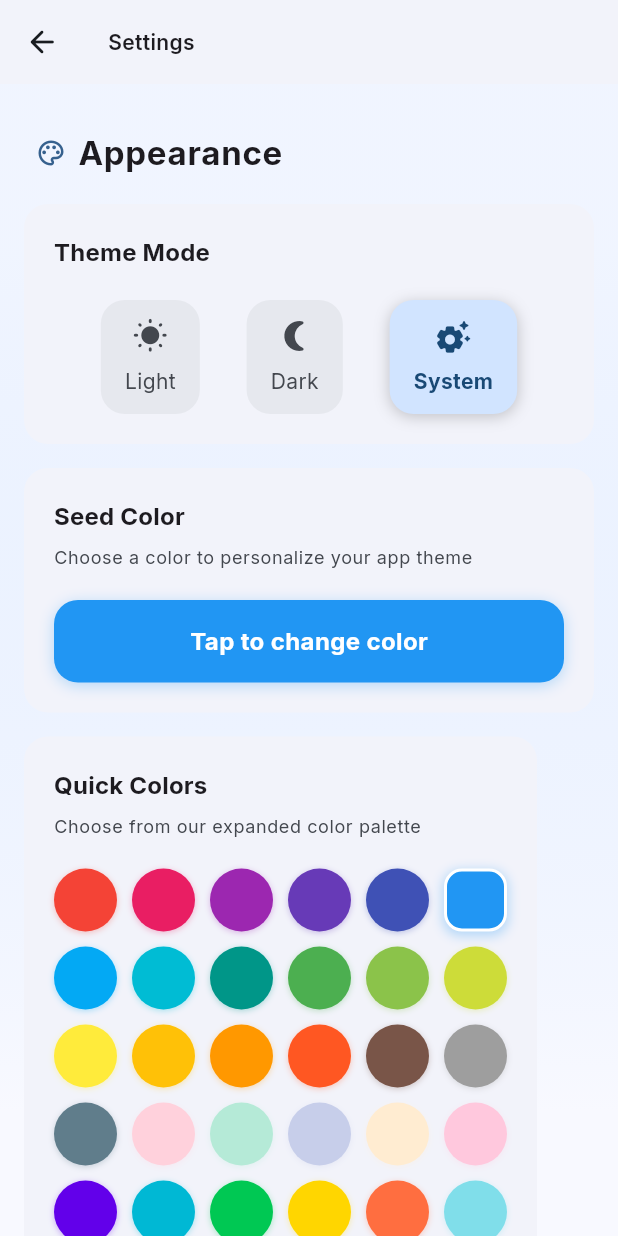
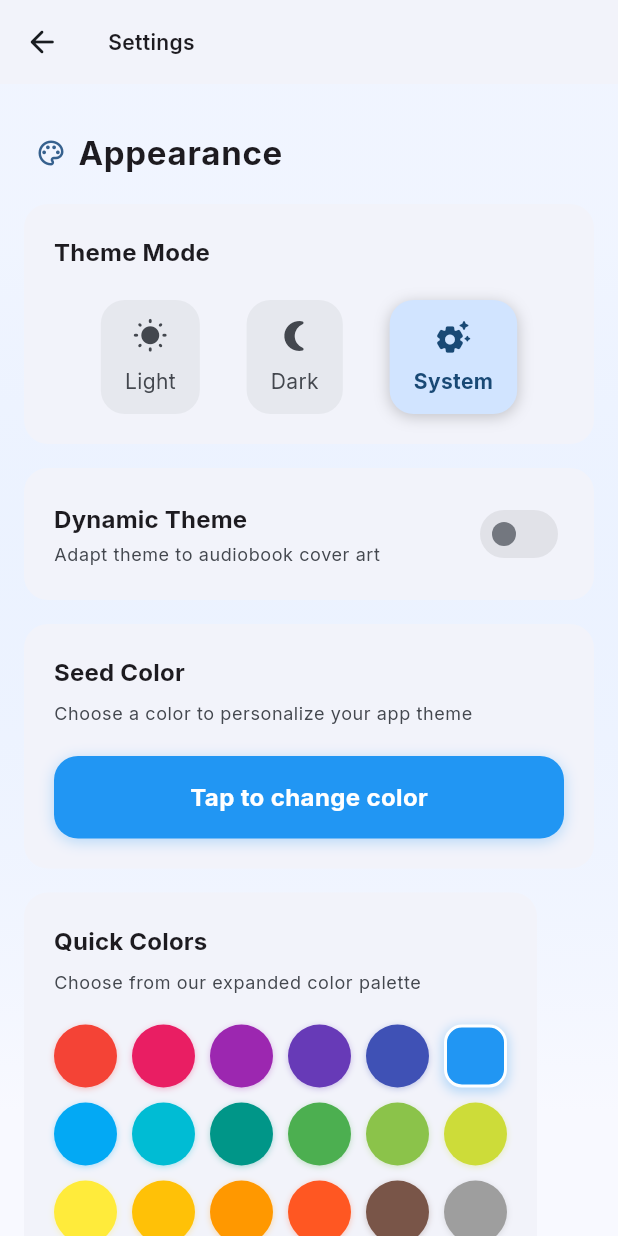
Before and after one commit to rajatmshukla/widdle_reader, a Flutter app: the SettingsScreen screen opened by its route, on a phone screen of 412 x 824 dp. Run offline on Flutter 3.47's test engine with Material 3 defaults, Android fonts, the phone set to English and light mode, and no system bars; our stand-ins replace audio_service, device_info_plus, file_picker, flutter_colorpicker, flutter_riverpod, flutter_secure_storage and 9 more; missing offline and left inert: audio_session, ffmpeg_kit_flutter_new_audio, flutter_media_metadata; accounts and stored records are empty; statements that could not run were skipped.

Commit message:
feat: introduce settings screen for theme and data management, and a simple player screen

```diff
--- a/lib/screens/settings_screen.dart
+++ b/lib/screens/settings_screen.dart
@@ -7,7 +7,9 @@ import '../widgets/app_logo.dart';
 import '../utils/responsive_utils.dart';
 import '../theme.dart';
 import 'dart:io';
+import 'dart:typed_data';
 import 'package:file_picker/file_picker.dart';
+import '../services/simple_audio_service.dart';
 
 import 'package:share_plus/share_plus.dart';
 import '../services/storage_service.dart';
@@ -182,6 +184,11 @@ class _SettingsScreenState extends ConsumerState<SettingsScreen> with SingleTick
             delay: 100,
           ),
           _buildAnimatedCard(
+            _buildDynamicThemeCard(themeProvider, colorScheme, textTheme),
+            delay: 125,
+          ),
+          if (!themeProvider.isDynamicThemeEnabled) ...[
+            _buildAnimatedCard(
               _buildSeedColorCard(themeProvider, colorScheme, textTheme),
               delay: 150,
             ),
@@ -190,6 +197,7 @@ class _SettingsScreenState extends ConsumerState<SettingsScreen> with SingleTick
                 _buildMaterialColorPalette(themeProvider, colorScheme, textTheme),
                 delay: 200,
               ),
+          ],
 
           // Data Management section moved up
           _buildSectionWithDelay(
@@ -253,6 +261,11 @@ class _SettingsScreenState extends ConsumerState<SettingsScreen> with SingleTick
                     delay: 100,
                   ),
                   _buildAnimatedCard(
+                    _buildDynamicThemeCard(themeProvider, colorScheme, textTheme),
+                    delay: 125,
+                  ),
+                  if (!themeProvider.isDynamicThemeEnabled) ...[
+                    _buildAnimatedCard(
                       _buildSeedColorCard(themeProvider, colorScheme, textTheme),
                       delay: 150,
                     ),
@@ -261,6 +274,7 @@ class _SettingsScreenState extends ConsumerState<SettingsScreen> with SingleTick
                         _buildMaterialColorPalette(themeProvider, colorScheme, textTheme),
                         delay: 200,
                       ),
+                  ],
                 ],
               ),
               delay: 0,
@@ -457,6 +471,76 @@ class _SettingsScreenState extends ConsumerState<SettingsScreen> with SingleTick
                   'System',
                   Icons.settings_suggest_rounded,
                   themeProvider,
+                ),
+              ],
+            ),
+          ],
+        ),
+      ),
+    );
+  }
+
+  // Dynamic Theme card
+  Widget _buildDynamicThemeCard(
+    ThemeProvider themeProvider,
+    ColorScheme colorScheme,
+    TextTheme textTheme,
+  ) {
+    final isLandscape = context.isLandscape;
+
+    return Card(
+      margin: const EdgeInsets.only(bottom: 16),
+      elevation: 0,
+      color: colorScheme.surfaceContainerLow,
+      shape: RoundedRectangleBorder(borderRadius: BorderRadius.circular(16)),
+      child: Padding(
+        padding: EdgeInsets.all(isLandscape ? 16 : 20),
+        child: Column(
+          crossAxisAlignment: CrossAxisAlignment.start,
+          children: [
+            Row(
+              mainAxisAlignment: MainAxisAlignment.spaceBetween,
+              children: [
+                Expanded(
+                  child: Column(
+                    crossAxisAlignment: CrossAxisAlignment.start,
+                    children: [
+                      Text(
+                        'Dynamic Theme',
+                        style: textTheme.titleMedium?.copyWith(
+                          fontWeight: FontWeight.bold,
+                        ),
+                      ),
+                      const SizedBox(height: 4),
+                      Text(
+                        'Adapt theme to audiobook cover art',
+                        style: textTheme.bodySmall?.copyWith(
+                          color: colorScheme.onSurfaceVariant,
+                        ),
+                      ),
+                    ],
+                  ),
+                ),
+                Switch(
+                  value: themeProvider.isDynamicThemeEnabled,
+                  onChanged: (value) async {
+                    await themeProvider.setDynamicThemeEnabled(value);
+
+                    // If enabling and currently playing, extract color from audiobook
+                    if (value && mounted) {
+                      final audioService = SimpleAudioService();
+                      final currentBook = audioService.currentAudiobook;
+
+                      if (currentBook?.coverArt != null) {
+                        await themeProvider.updateThemeFromImage(
+                          MemoryImage(currentBook!.coverArt!),
+                        );
+                      }
+                    } else if (!value) {
+                      // Reset to saved manual color when disabling
+                      setState(() {});
+                    }
+                  },
                 ),
               ],
             ),
--- a/lib/screens/simple_player_screen.dart
+++ b/lib/screens/simple_player_screen.dart
@@ -7,6 +7,7 @@ import 'package:provider/provider.dart';
 import 'package:scrollable_positioned_list/scrollable_positioned_list.dart'; // Import the package
 import '../providers/audiobook_provider.dart';
 import '../providers/sleep_timer_provider.dart';
+import '../providers/theme_provider.dart';
 import '../models/audiobook.dart';
 import '../services/simple_audio_service.dart';
 import '../utils/helpers.dart';
@@ -183,6 +184,16 @@ class _SimplePlayerScreenState extends State<SimplePlayerScreen>
       setState(() {
         _isLoading = false;
       });
+
+      // Extract theme from cover art if Dynamic Theme is enabled
+      if (_audiobook?.coverArt != null && mounted) {
+        final themeProvider = Provider.of<ThemeProvider>(context, listen: false);
+        if (themeProvider.isDynamicThemeEnabled) {
+          await themeProvider.updateThemeFromImage(
+            MemoryImage(_audiobook!.coverArt!),
+          );
+        }
+      }
 
       debugPrint("Audiobook loaded successfully: ${_audiobook!.title}");
 
--- a/pubspec.yaml
+++ b/pubspec.yaml
@@ -59,6 +59,7 @@ dependencies:
   flutter_secure_storage: ^9.0.0  # For secure storage of license info
   crypto: ^3.0.3  # For cryptographic operations
   ffmpeg_kit_flutter_new_audio: ^2.0.0
+  palette_generator: ^0.3.3+3  # For extracting colors from images
 
 # Add this section at the root level of your pubspec.yaml
 flutter_launcher_icons:
```
Also changed, not shown: lib/providers/theme_provider.dart (+66 -0 lines), pubspec.lock. Lines whose indentation alone changed are shown as unchanged.
